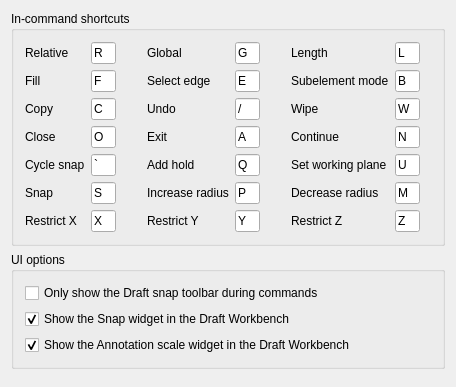
Above: src/Mod/Draft/Resources/ui/preferences-draftinterface.ui from southseact-3d/fcd before the change. Below: the same form after it.
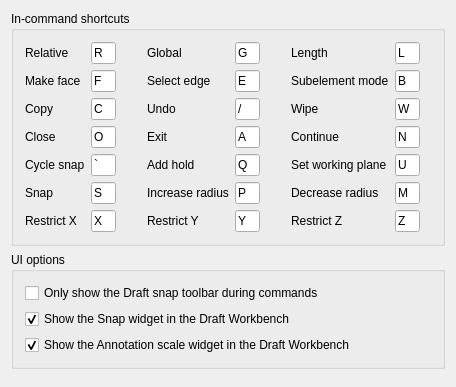
That is the form after the change. Custom widgets are drawn as their Qt base class.

Commit message:
Draft: change 'Filled' to 'Make face' in UI
Fixes #19715.

The related parameter has been renamed as well and other references to 'fill mode' have been updated.

```diff
--- a/src/Mod/Draft/Resources/ui/preferences-draftinterface.ui
+++ b/src/Mod/Draft/Resources/ui/preferences-draftinterface.ui
@@ -167,7 +167,7 @@
       <item row="1" column="0">
        <widget class="QLabel" name="label_inCommandShortcutFill">
         <property name="text">
-         <string>Fill</string>
+         <string>Make face</string>
         </property>
        </widget>
       </item>
```
Left out of the diff: 6 changed lines with no effect on the pictures. The commit also changes 15 other files.
